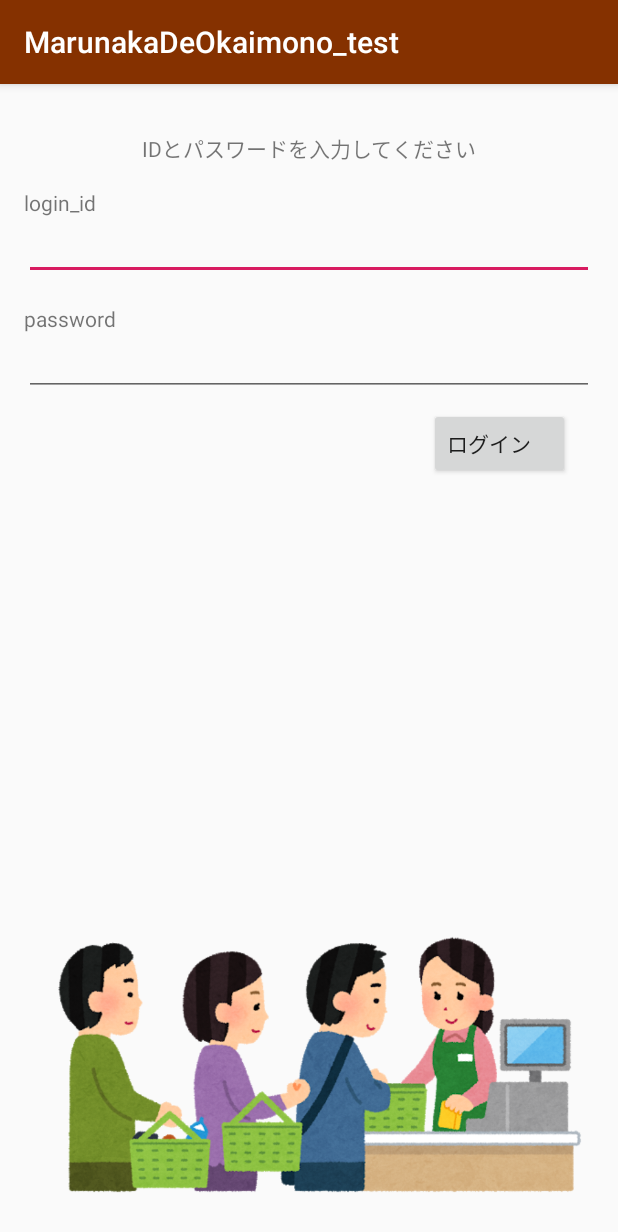
After one commit to Toron-KUT/Android_studio, an Android app: the AuthenticationUserActivity screen opened directly, with no data from a screen before it, on a phone screen of 412 x 824 dp. The commit adds this screen. Shown: the top 1232 px of the screen. Run offline under Robolectric (Android 15) with nearby library versions, the phone set to English and light mode, and no system bars; 1 statement that could not run was skipped.

Commit message:
ユーザー認証画面作成

```diff
--- a/app/src/main/AndroidManifest.xml
+++ b/app/src/main/AndroidManifest.xml
@@ -39,6 +39,8 @@
                 android:name="android.support.PARENT_ACTIVITY"
                 android:value="com.toron.marunakadeokaimono_test.MainActivity" />
         </activity>
+        <activity android:name=".AuthenticationUserActivity" />
+        <activity android:name=".HomeActivity"></activity>
     </application>
 
 </manifest>
--- /dev/null
+++ b/app/src/main/java/com/toron/marunakadeokaimono_test/AuthenticationUserActivity.java
@@ -0,0 +1,85 @@
+package com.toron.marunakadeokaimono_test;
+
+import android.app.MediaRouteButton;
+import android.content.Intent;
+import android.database.sqlite.SQLiteDatabase;
+import android.database.sqlite.SQLiteException;
+import android.support.v7.app.AppCompatActivity;
+import android.os.Bundle;
+import android.util.ArrayMap;
+import android.util.Log;
+import android.view.View;
+import android.widget.Button;
+import android.widget.EditText;
+
+import java.util.Map;
+
+public class AuthenticationUserActivity extends AppCompatActivity {
+    private DatabaseHelper helper;
+    private SQLiteDatabase db;
+    private EditText editTextUser, editTextPassword;
+    private MediaRouteButton HideButton;
+
+    @Override
+    protected void onCreate(Bundle savedInstanceState) {
+        super.onCreate(savedInstanceState);
+        setContentView(R.layout.activity_authentication_user);
+        Button readButton = findViewById(R.id.button5);
+        editTextUser = findViewById(R.id.edit_text_User);
+        editTextPassword = findViewById(R.id.edit_text_User);
+
+        Button HideButton = findViewById(R.id.button8);
+
+        readButton.setOnClickListener(new View.OnClickListener() {
+            @Override
+            public void onClick(View v) {
+                AuthenticationUser();
+
+            }
+        });
+    }
+
+    private void AuthenticationUser() {
+        try {
+            if (helper == null) {
+                helper = new DatabaseHelper(getApplicationContext());
+            }
+            if (db == null) {
+                db = helper.getReadableDatabase();
+            }
+            Map<String,Object> mAuthenticationUserData = null;
+            String ID= editTextUser.toString();
+            String Password = editTextPassword.toString();
+            mAuthenticationUserData.put("login_id",ID);
+            mAuthenticationUserData.put("password",Password);
+            boolean success = helper.CheckAuthenticationUser(mAuthenticationUserData);
+
+            if(success){
+                Log.d("debug","ユーザー認証成功");
+                TransitionHomeActivity();
+            }
+            else{
+                Log.d("debug","ユーザー認証失敗");
+                HideButton.setVisibility(View.VISIBLE);
+
+            }
+
+
+
+        }catch(SQLiteException e){
+            Log.d("debug","ユーザー認証失敗" + e.getMessage());
+        }
+    }
+
+    private void TransitionHomeActivity() {
+        Intent intent = new Intent(this, HomeActivity.class);
+        startActivity(intent);
+
+    }
+    public void TransitionAuthenticationUserActivity() {
+        Intent intent = new Intent(this, AuthenticationUserActivity.class);
+        startActivity(intent);
+
+    }
+
+}
--- /dev/null
+++ b/app/src/main/res/layout/activity_authentication_user.xml
@@ -0,0 +1,104 @@
+<?xml version="1.0" encoding="utf-8"?>
+<android.support.constraint.ConstraintLayout xmlns:android="http://schemas.android.com/apk/res/android"
+    xmlns:app="http://schemas.android.com/apk/res-auto"
+    xmlns:tools="http://schemas.android.com/tools"
+    android:layout_width="match_parent"
+    android:layout_height="match_parent"
+    tools:context=".AuthenticationUserActivity"
+    tools:layout_editor_absoluteY="81dp">
+
+    <EditText
+        android:id="@+id/edit_text_User"
+        android:layout_width="0dp"
+        android:layout_height="wrap_content"
+        android:layout_marginStart="16dp"
+        android:layout_marginTop="32dp"
+        android:layout_marginEnd="16dp"
+        android:ems="10"
+        android:inputType="textPersonName"
+        android:textStyle="bold"
+        app:layout_constraintEnd_toEndOf="parent"
+        app:layout_constraintHorizontal_bias="0.0"
+        app:layout_constraintHorizontal_chainStyle="spread_inside"
+        app:layout_constraintStart_toStartOf="parent"
+        app:layout_constraintTop_toBottomOf="@+id/textView25" />
+
+    <EditText
+        android:id="@+id/edit_text_Password"
+        android:layout_width="0dp"
+        android:layout_height="wrap_content"
+        android:layout_marginStart="16dp"
+        android:layout_marginTop="32dp"
+        android:layout_marginEnd="16dp"
+        android:ems="10"
+        android:inputType="textPassword"
+        android:textStyle="bold"
+        app:layout_constraintEnd_toEndOf="parent"
+        app:layout_constraintHorizontal_bias="0.0"
+        app:layout_constraintHorizontal_chainStyle="spread_inside"
+        app:layout_constraintStart_toStartOf="parent"
+        app:layout_constraintTop_toBottomOf="@+id/edit_text_User" />
+
+    <TextView
+        android:id="@+id/textView17"
+        android:layout_width="wrap_content"
+        android:layout_height="wrap_content"
+        android:layout_marginStart="16dp"
+        android:layout_marginTop="16dp"
+        android:text="@string/id_massage"
+        app:layout_constraintStart_toStartOf="parent"
+        app:layout_constraintTop_toBottomOf="@+id/textView25" />
+
+    <TextView
+        android:id="@+id/textView24"
+        android:layout_width="wrap_content"
+        android:layout_height="wrap_content"
+        android:layout_marginStart="16dp"
+        android:layout_marginTop="16dp"
+        android:text="@string/pass_massage"
+        app:layout_constraintStart_toStartOf="parent"
+        app:layout_constraintTop_toBottomOf="@+id/edit_text_User" />
+
+    <Button
+        android:id="@+id/button7"
+        android:layout_width="wrap_content"
+        android:layout_height="47dp"
+        android:layout_marginTop="8dp"
+        android:layout_marginEnd="32dp"
+        android:text="@string/Authentication"
+        app:layout_constraintEnd_toEndOf="parent"
+        app:layout_constraintTop_toBottomOf="@+id/edit_text_Password" />
+
+    <TextView
+        android:id="@+id/textView25"
+        android:layout_width="wrap_content"
+        android:layout_height="wrap_content"
+        android:layout_marginTop="32dp"
+        android:text="IDとパスワードを入力してください"
+        app:layout_constraintEnd_toEndOf="parent"
+        app:layout_constraintStart_toStartOf="parent"
+        app:layout_constraintTop_toTopOf="parent" />
+
+    <ImageView
+        android:id="@+id/imageView"
+        android:layout_width="365dp"
+        android:layout_height="224dp"
+        android:layout_marginStart="8dp"
+        android:layout_marginEnd="8dp"
+        app:layout_constraintBottom_toBottomOf="parent"
+        app:layout_constraintEnd_toEndOf="parent"
+        app:layout_constraintHorizontal_bias="0.666"
+        app:layout_constraintStart_toStartOf="parent"
+        app:srcCompat="@drawable/shopping_reji_gyouretsu" />
+
+    <Button
+        android:id="@+id/button8"
+        android:layout_width="wrap_content"
+        android:layout_height="wrap_content"
+        android:layout_marginStart="16dp"
+        android:layout_marginTop="8dp"
+        android:text="Button"
+        android:visibility="invisible"
+        app:layout_constraintStart_toStartOf="parent"
+        app:layout_constraintTop_toBottomOf="@+id/edit_text_Password" />
+</android.support.constraint.ConstraintLayout>
--- a/app/src/main/res/values/strings.xml
+++ b/app/src/main/res/values/strings.xml
@@ -20,4 +20,5 @@
     <string name="send_test">go test</string>
     <string name="go_next">次へ</string>
     <string name="title_activity_holding_food">HoldingFoodActivity</string>
+    <string name="Authentication">ログイン　</string>
 </resources>
```
Also changed, not shown: app/src/main/java/com/toron/marunakadeokaimono_test/DatabaseHelper.java (+13 -0 lines), app/src/main/java/com/toron/marunakadeokaimono_test/HomeActivity.java (added, +13 -0 lines), app/src/main/res/layout/activity_home.xml (added, +9 -0 lines).
